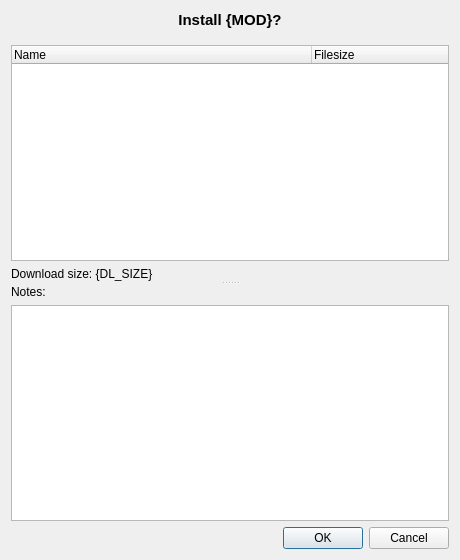
Old version of the form ui/install.ui in the repository ngld/old-knossos.
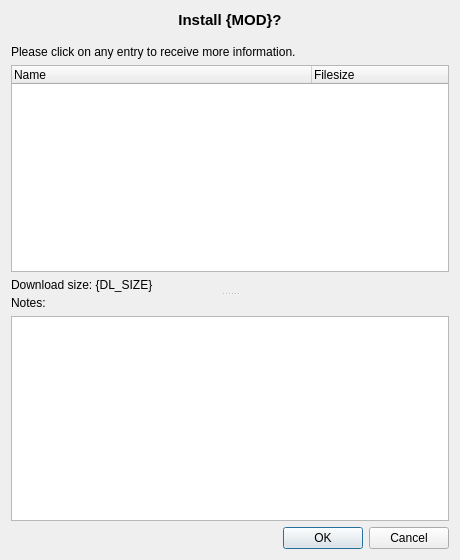
New version of the form.

Commit message: Display notes on the installation dialog.

What changed in the file:
```diff
--- a/ui/install.ui
+++ b/ui/install.ui
@@ -60,6 +60,13 @@
          </property>
         </spacer>
        </item>
+       <item>
+        <widget class="QLabel" name="label_2">
+         <property name="text">
+          <string>Please click on any entry to receive more information.</string>
+         </property>
+        </widget>
+       </item>
        <item>
         <widget class="QTreeWidget" name="treeWidget">
          <property name="sizePolicy">
```
The commit also changes 1 other file.
